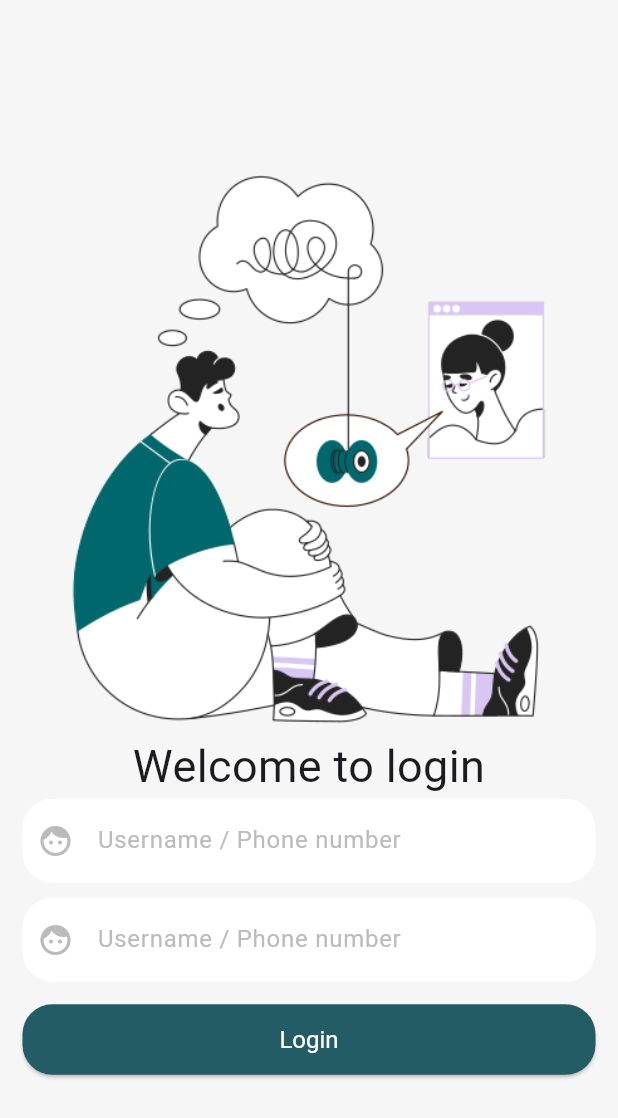
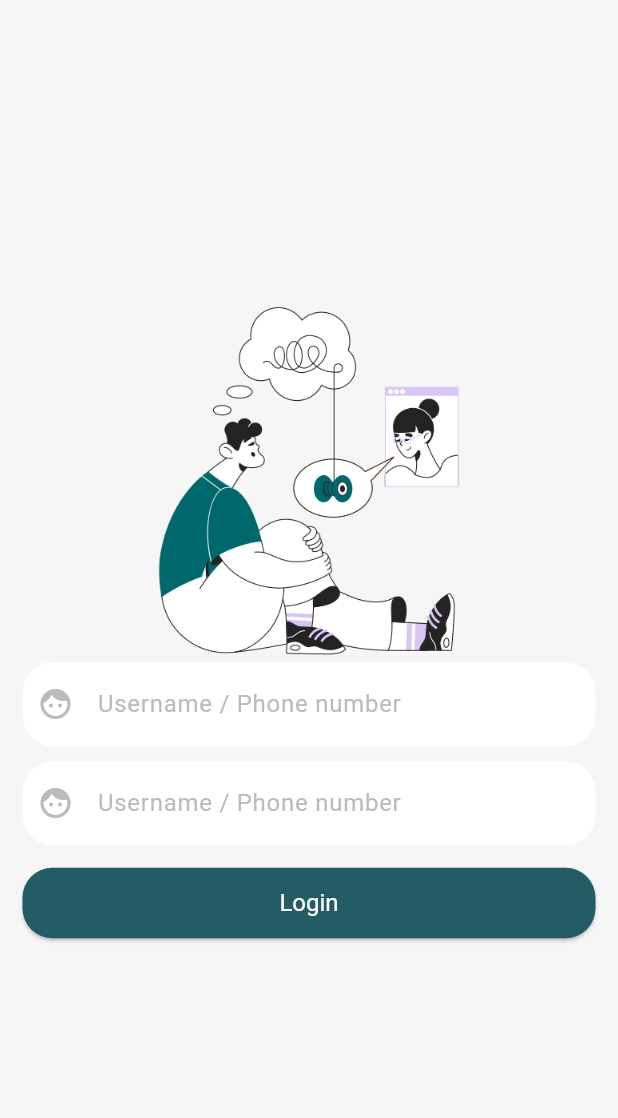
Before and after one commit to bansalritika/LSD, a Flutter app: the screen it shows after launch, on a phone screen of 412 x 824 dp. Shown: the top 1118 px of the screen. Run offline on Flutter 3.47's test engine with Material 3 defaults, Android fonts, the phone set to English and light mode, and no system bars.

Commit message:
login page image size set

```diff
--- a/lib/screens/login.dart
+++ b/lib/screens/login.dart
@@ -21,14 +21,8 @@ class LoginScreen extends StatelessWidget {
               mainAxisAlignment: MainAxisAlignment.center,
               crossAxisAlignment: CrossAxisAlignment.stretch,
               children: [
-                Image.asset("assets/images/image.png"),
-                Text(
-                  "Welcome to login",
-                  textAlign: TextAlign.center,
-                  style: TextStyle(
-                    fontSize:30.0,
-                    ),
-                  ),
+
+                Image.asset("assets/images/image.png", height: 243, width: 291, fit: BoxFit.fitHeight,),
                   Container(
                     padding: EdgeInsets.fromLTRB(10, 0,10, 0),
                     decoration: BoxDecoration(
```
